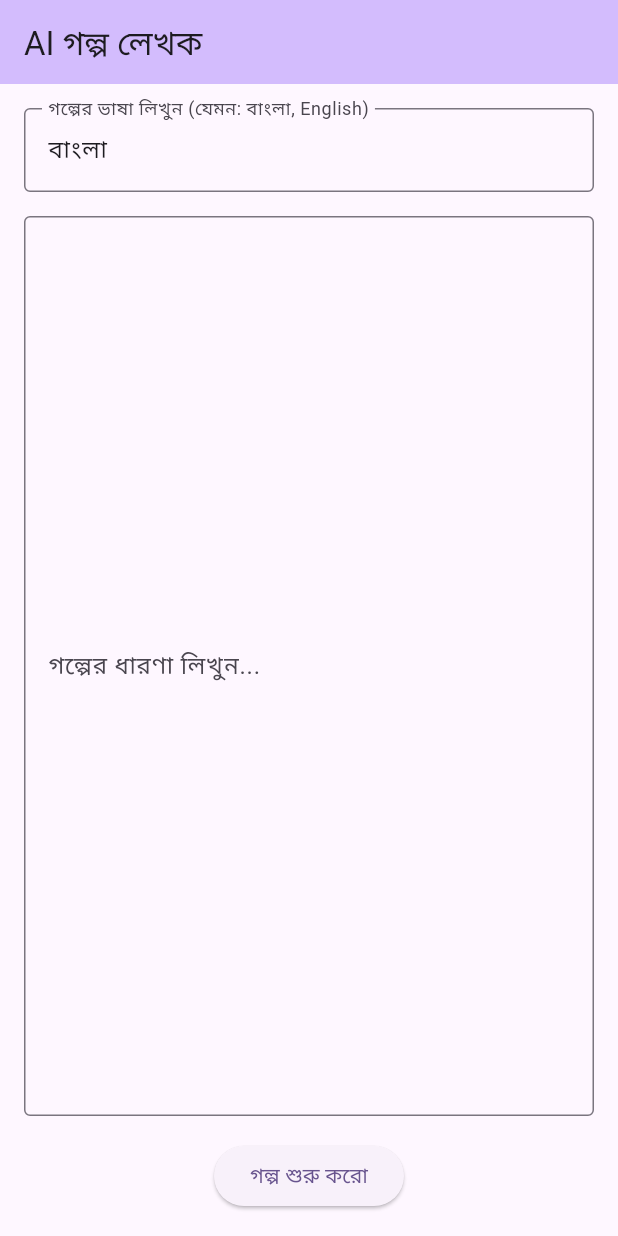
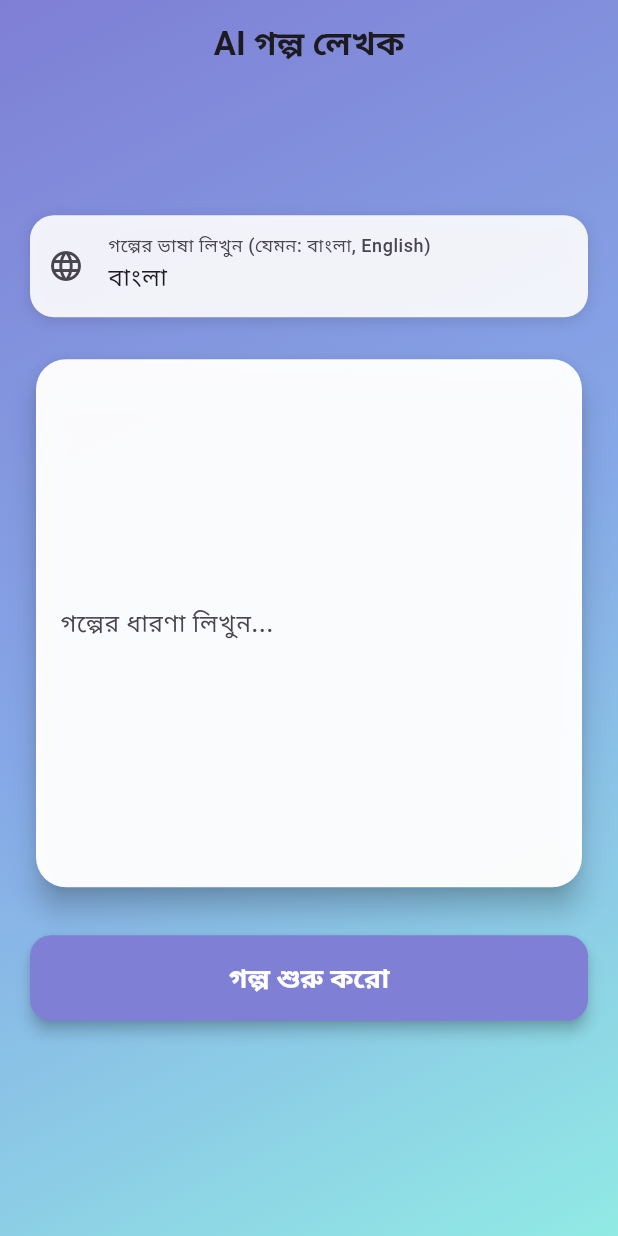
Before and after one commit to nifad2005/ai_app, a Flutter app: the screen it shows after launch, on a phone screen of 412 x 824 dp. Run offline on Flutter 3.47's test engine with Material 3 defaults, Android fonts, the light colour scheme and no system bars; our stand-ins replace flutter_dotenv.

Commit message:
Rady to write

```diff
--- a/lib/main.dart
+++ b/lib/main.dart
@@ -5,6 +5,8 @@ import 'package:flutter_dotenv/flutter_dotenv.dart'; // flutter_dotenv প্য
 
 // main ফাংশনকে অ্যাসিঙ্ক্রোনাস করা হচ্ছে যাতে .env ফাইল লোড করা যায়।
 Future<void> main() async {
+  // নিশ্চিত করুন যে Flutter ইঞ্জিন প্রস্তুত আছে।
+  WidgetsFlutterBinding.ensureInitialized();
   await dotenv.load(fileName: ".env");
   runApp(const MyApp());
 }
@@ -34,7 +36,9 @@ class StoryWriterPage extends StatefulWidget {
 
 class _StoryWriterPageState extends State<StoryWriterPage> {
   final TextEditingController _storyController = TextEditingController();
-  final TextEditingController _languageController = TextEditingController(text: 'বাংলা');
+  final TextEditingController _languageController = TextEditingController(
+    text: 'বাংলা',
+  );
   bool _isLoading = false;
   bool _isStoryStarted = false;
 
@@ -60,15 +64,18 @@ class _StoryWriterPageState extends State<StoryWriterPage> {
     });
 
     // Gemini API-এর এন্ডপয়েন্ট।
-    const apiUrl = 'https://generativelanguage.googleapis.com/v1beta/models/gemini-2.5-flash-preview-05-20:generateContent';
+    const apiUrl =
+        'https://generativelanguage.googleapis.com/v1beta/models/gemini-2.5-flash-preview-05-20:generateContent';
 
     String userPrompt;
     if (_isStoryStarted) {
       // যদি গল্পটি শুরু হয়ে যায়, তবে বাকি অংশ লেখার জন্য প্রম্পট তৈরি করা হবে।
-      userPrompt = "এই গল্পটি ${ _languageController.text } ভাষায় চালিয়ে যাও: ${_storyController.text}";
+      userPrompt =
+          "এই গল্পটি ${_languageController.text} ভাষায় চালিয়ে যাও: ${_storyController.text}";
     } else {
       // গল্প শুরু করার জন্য প্রম্পট।
-      userPrompt = "Write a captivating short story in ${ _languageController.text } based on this idea: ${_storyController.text}";
+      userPrompt =
+          "Write a captivating short story in ${_languageController.text} based on this idea: ${_storyController.text}";
     }
 
     // API-তে পাঠানোর জন্য পেলোড তৈরি করা হচ্ছে।
@@ -77,9 +84,9 @@ class _StoryWriterPageState extends State<StoryWriterPage> {
         {
           'role': 'user',
           'parts': [
-            {'text': userPrompt}
-          ]
-        }
+            {'text': userPrompt},
+          ],
+        },
       ],
     };
 
@@ -94,7 +101,8 @@ class _StoryWriterPageState extends State<StoryWriterPage> {
       if (response.statusCode == 200) {
         // যদি রিকোয়েস্ট সফল হয়, রেসপন্স থেকে টেক্সট বের করে নিচ্ছি।
         final jsonResponse = jsonDecode(response.body);
-        final generatedText = jsonResponse['candidates'][0]['content']['parts'][0]['text'];
+        final generatedText =
+            jsonResponse['candidates'][0]['content']['parts'][0]['text'];
 
         setState(() {
           if (!_isStoryStarted) {
@@ -106,11 +114,11 @@ class _StoryWriterPageState extends State<StoryWriterPage> {
             _storyController.text += '\n\n' + generatedText;
           }
         });
-
       } else {
         // যদি কোনো সমস্যা হয়, এরর মেসেজ দেখাচ্ছি।
         setState(() {
-          _storyController.text = 'API কল করতে সমস্যা হয়েছে: ${response.statusCode} - ${response.body}';
+          _storyController.text =
+              'API কল করতে সমস্যা হয়েছে: ${response.statusCode} - ${response.body}';
         });
       }
     } catch (e) {
@@ -129,49 +137,139 @@ class _StoryWriterPageState extends State<StoryWriterPage> {
   @override
   Widget build(BuildContext context) {
     return Scaffold(
+      extendBodyBehindAppBar: true,
       appBar: AppBar(
-        title: const Text('AI গল্প লেখক'),
-        backgroundColor: Theme.of(context).colorScheme.inversePrimary,
+        title: const Text(
+          'AI গল্প লেখক',
+          style: TextStyle(fontWeight: FontWeight.bold, fontSize: 22),
         ),
-      body: Padding(
-        padding: const EdgeInsets.all(16.0),
+        backgroundColor: Colors.transparent,
+        elevation: 0,
+        centerTitle: true,
+      ),
+      body: Container(
+        width: double.infinity,
+        height: double.infinity,
+        decoration: const BoxDecoration(
+          gradient: LinearGradient(
+            begin: Alignment.topLeft,
+            end: Alignment.bottomRight,
+            colors: [Color(0xFF7F7FD5), Color(0xFF86A8E7), Color(0xFF91EAE4)],
+          ),
+        ),
+        child: Center(
+          child: SingleChildScrollView(
+            child: Padding(
+              padding: const EdgeInsets.symmetric(
+                horizontal: 20.0,
+                vertical: 40.0,
+              ),
               child: Column(
+                mainAxisAlignment: MainAxisAlignment.center,
+                crossAxisAlignment: CrossAxisAlignment.center,
                 children: <Widget>[
                   // ভাষা নির্বাচন করার জন্য টেক্সট ফিল্ড
-            TextField(
+                  Container(
+                    decoration: BoxDecoration(
+                      color: Colors.white.withOpacity(0.9),
+                      borderRadius: BorderRadius.circular(16),
+                      boxShadow: [
+                        BoxShadow(
+                          color: Colors.black12,
+                          blurRadius: 8,
+                          offset: Offset(0, 2),
+                        ),
+                      ],
+                    ),
+                    child: TextField(
                       controller: _languageController,
+                      style: const TextStyle(fontSize: 16),
                       decoration: const InputDecoration(
-                border: OutlineInputBorder(),
+                        contentPadding: EdgeInsets.symmetric(
+                          horizontal: 16,
+                          vertical: 14,
+                        ),
+                        border: InputBorder.none,
                         labelText: 'গল্পের ভাষা লিখুন (যেমন: বাংলা, English)',
+                        labelStyle: TextStyle(fontWeight: FontWeight.w500),
+                        prefixIcon: Icon(Icons.language),
                       ),
                     ),
-            const SizedBox(height: 16),
+                  ),
+                  const SizedBox(height: 24),
                   // গল্প লেখার জন্য বড় টেক্সট ফিল্ড।
-            Expanded(
+                  Card(
+                    elevation: 8,
+                    shape: RoundedRectangleBorder(
+                      borderRadius: BorderRadius.circular(20),
+                    ),
+                    color: Colors.white.withOpacity(0.97),
+                    child: Padding(
+                      padding: const EdgeInsets.all(16.0),
+                      child: SizedBox(
+                        height: 320,
                         child: TextFormField(
                           controller: _storyController,
                           decoration: InputDecoration(
-                  border: const OutlineInputBorder(),
-                  labelText: _isStoryStarted ? 'গল্পটি সম্পাদনা করুন বা চালিয়ে যান...' : 'গল্পের ধারণা লিখুন...',
+                            border: InputBorder.none,
+                            labelText:
+                                _isStoryStarted
+                                    ? 'গল্পটি সম্পাদনা করুন বা চালিয়ে যান...'
+                                    : 'গল্পের ধারণা লিখুন...',
+                            labelStyle: const TextStyle(
+                              fontWeight: FontWeight.w500,
+                            ),
                           ),
                           maxLines: null,
                           expands: true,
                           textAlignVertical: TextAlignVertical.top,
+                          style: const TextStyle(fontSize: 17, height: 1.5),
                         ),
                       ),
-            const SizedBox(height: 16),
+                    ),
+                  ),
+                  const SizedBox(height: 28),
                   // জেনারেট বাটন।
-            ElevatedButton(
+                  SizedBox(
+                    width: double.infinity,
+                    child: ElevatedButton(
                       onPressed: _isLoading ? null : _generateStory,
-              child: _isLoading
+                      style: ElevatedButton.styleFrom(
+                        padding: const EdgeInsets.symmetric(vertical: 16),
+                        backgroundColor: const Color(0xFF7F7FD5),
+                        shape: RoundedRectangleBorder(
+                          borderRadius: BorderRadius.circular(14),
+                        ),
+                        elevation: 4,
+                        textStyle: const TextStyle(
+                          fontSize: 18,
+                          fontWeight: FontWeight.bold,
+                        ),
+                      ),
+                      child:
+                          _isLoading
                               ? const SizedBox(
-                      width: 20,
-                      height: 20,
-                      child: CircularProgressIndicator(strokeWidth: 2),
+                                width: 26,
+                                height: 26,
+                                child: CircularProgressIndicator(
+                                  strokeWidth: 3,
+                                  valueColor: AlwaysStoppedAnimation<Color>(
+                                    Colors.white,
+                                  ),
+                                ),
                               )
-                  : Text(_isStoryStarted ? 'গল্পটি চালিয়ে যাও' : 'গল্প শুরু করো'),
+                              : Text(
+                                _isStoryStarted
+                                    ? 'গল্পটি চালিয়ে যাও'
+                                    : 'গল্প শুরু করো',
+                                style: const TextStyle(color: Colors.white),
+                              ),
+                    ),
                   ),
                 ],
+              ),
+            ),
+          ),
         ),
       ),
     );
--- a/pubspec.yaml
+++ b/pubspec.yaml
@@ -53,6 +53,9 @@ dev_dependencies:
 
 # The following section is specific to Flutter packages.
 flutter:
+  assets:
+    - .env
+
 
   # The following line ensures that the Material Icons font is
   # included with your application, so that you can use the icons in
```
Also changed, not shown: 1 other file. Lines whose indentation alone changed are shown as unchanged.
